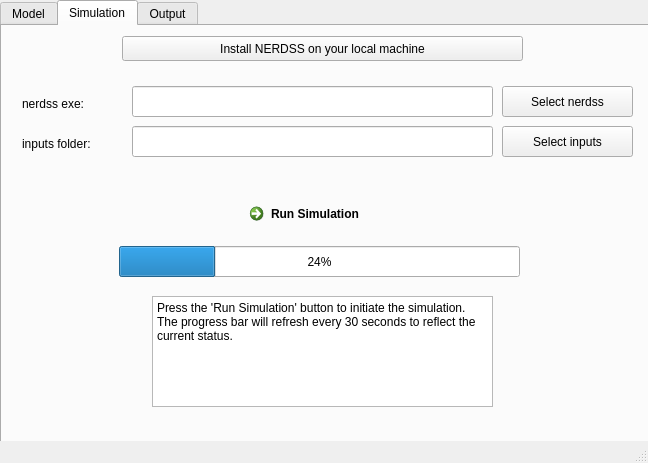
The window that ioNERDSSPyPi/ioNERDSS/functions/nerdssGui/gen/mainwindow.ui (jonathanfischer97/ionerdss) describes before a commit, drawn with Qt 5.
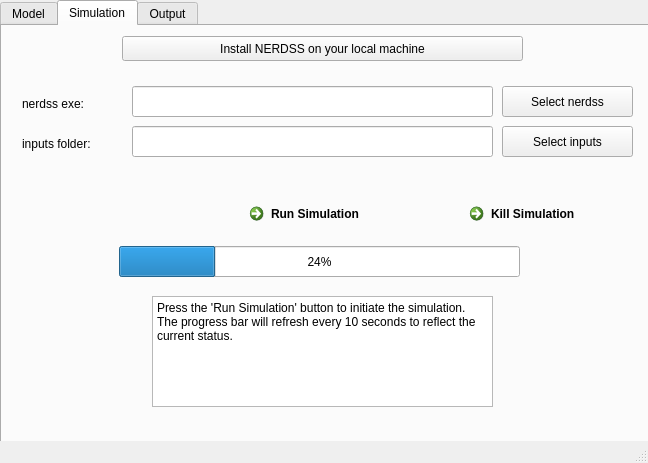
The same window after the commit. The open tabs and pages were chosen to show the change.

Commit message: develop nerdss gui

What changed in the file:
```diff
--- a/ioNERDSSPyPi/ioNERDSS/functions/nerdssGui/gen/mainwindow.ui
+++ b/ioNERDSSPyPi/ioNERDSS/functions/nerdssGui/gen/mainwindow.ui
@@ -232,7 +232,20 @@
        </rect>
       </property>
       <property name="plainText">
-       <string>Press the 'Run Simulation' button to initiate the simulation. The progress bar will refresh every 30 seconds to reflect the current status.</string>
+       <string>Press the 'Run Simulation' button to initiate the simulation. The progress bar will refresh every 10 seconds to reflect the current status.</string>
+      </property>
+     </widget>
+     <widget class="QCommandLinkButton" name="commandLinkButtonKillSimulation">
+      <property name="geometry">
+       <rect>
+        <x>460</x>
+        <y>170</y>
+        <width>177</width>
+        <height>41</height>
+       </rect>
+      </property>
+      <property name="text">
+       <string>Kill Simulation</string>
       </property>
      </widget>
     </widget>
```
The commit also changes 7 other files.
